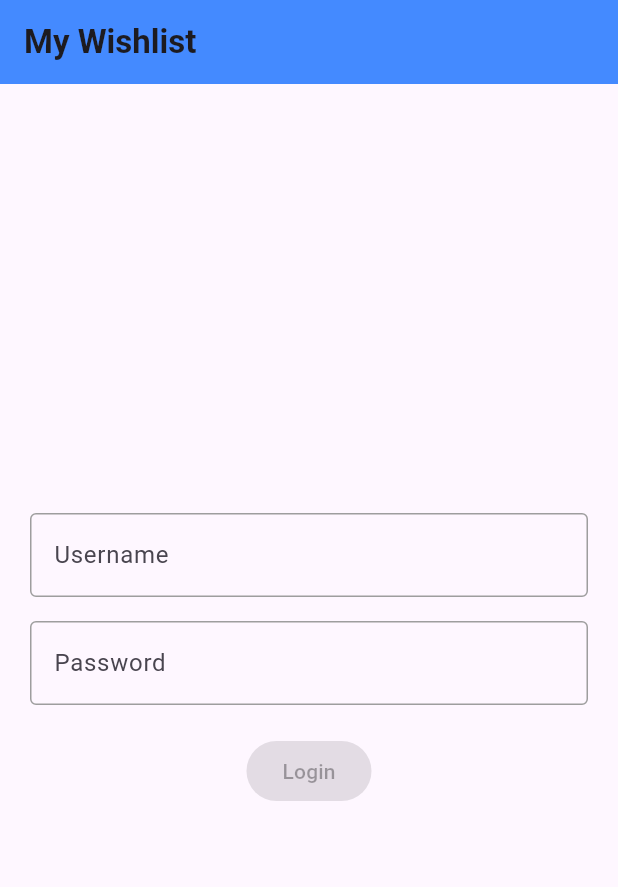
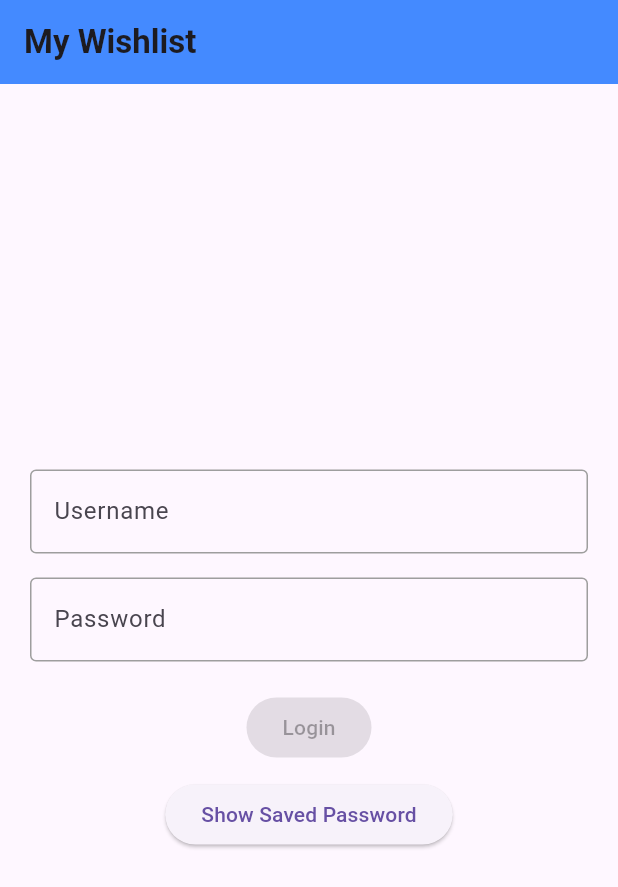
Before and after one commit to pavitrapai10/flutter_EcommerceApp2, a Flutter app: the screen it shows after launch, on a phone screen of 412 x 824 dp. Shown: the top 887 px of the screen. Run offline on Flutter 3.47's test engine with Material 3 defaults, Android fonts, the light colour scheme and no system bars; our stand-ins replace flutter_secure_storage, shared_preferences.

Commit message:
secure_storage

```diff
--- a/lib/login.dart
+++ b/lib/login.dart
@@ -1,6 +1,7 @@
 import 'package:flutter/material.dart';
 import 'home_screen.dart';
 import 'package:shared_preferences/shared_preferences.dart';
+import 'package:flutter_secure_storage/flutter_secure_storage.dart';
 
 class LoginScreen extends StatefulWidget {
   const LoginScreen({super.key});
@@ -12,6 +13,7 @@ class LoginScreen extends StatefulWidget {
 class _LoginScreenState extends State<LoginScreen> {
   final TextEditingController _usernameController = TextEditingController();
   final TextEditingController _passwordController = TextEditingController();
+  final FlutterSecureStorage _secureStorage = const FlutterSecureStorage();
 
   bool isUsernameValid = false;
   bool isPasswordValid = false;
@@ -26,6 +28,14 @@ class _LoginScreenState extends State<LoginScreen> {
   Future<String?> _getUsername() async {
     SharedPreferences prefs = await SharedPreferences.getInstance();
     return prefs.getString('username');
+  }
+
+  Future<void> _savePassword(String password) async {
+    await _secureStorage.write(key: 'user_password', value: password);
+  }
+
+  Future<String?> _getPassword() async {
+    return await _secureStorage.read(key: 'user_password');
   }
 
   void _validateUsername(String value) {
@@ -58,11 +68,16 @@ class _LoginScreenState extends State<LoginScreen> {
 
   Future<void> _handleLogin() async {
     String username = _usernameController.text;
+    String password = _passwordController.text;
+
     await _saveUsername(username);
+    await _savePassword(password);
+
     ScaffoldMessenger.of(context).showSnackBar(
-      SnackBar(content: Text('Username saved!')),
+      const SnackBar(content: Text('Username and password saved securely!')),
     );
-    _login();  // Navigate to home screen
+
+    _login(); // Navigate to home screen
   }
 
   void _login() {
@@ -70,6 +85,19 @@ class _LoginScreenState extends State<LoginScreen> {
       Navigator.push(
         context,
         MaterialPageRoute(builder: (context) => const HomeScreen()),
+      );
+    }
+  }
+
+  Future<void> _showSavedPassword() async {
+    String? password = await _getPassword();
+    if (password != null) {
+      ScaffoldMessenger.of(context).showSnackBar(
+        SnackBar(content: Text("Saved Password: $password")),
+      );
+    } else {
+      ScaffoldMessenger.of(context).showSnackBar(
+        const SnackBar(content: Text("No password saved")),
       );
     }
   }
@@ -91,7 +119,7 @@ class _LoginScreenState extends State<LoginScreen> {
                 controller: _usernameController,
                 decoration: InputDecoration(
                   labelText: "Username",
-                  border: OutlineInputBorder(),
+                  border: const OutlineInputBorder(),
                   enabledBorder: OutlineInputBorder(
                     borderSide: BorderSide(color: usernameError != null ? Colors.red : Colors.grey),
                   ),
@@ -113,7 +141,7 @@ class _LoginScreenState extends State<LoginScreen> {
                 obscureText: true,
                 decoration: InputDecoration(
                   labelText: "Password",
-                  border: OutlineInputBorder(),
+                  border: const OutlineInputBorder(),
                   enabledBorder: OutlineInputBorder(
                     borderSide: BorderSide(color: passwordError != null ? Colors.red : Colors.grey),
                   ),
@@ -134,6 +162,13 @@ class _LoginScreenState extends State<LoginScreen> {
                 onPressed: (isUsernameValid && isPasswordValid) ? _handleLogin : null,
                 child: const Text("Login"),
               ),
+
+              const SizedBox(height: 10),
+
+              ElevatedButton(
+                onPressed: _showSavedPassword,
+                child: const Text("Show Saved Password"),
+              ),
             ],
           ),
         ),
--- a/pubspec.yaml
+++ b/pubspec.yaml
@@ -38,6 +38,7 @@ dependencies:
   cupertino_icons: ^1.0.8
   shared_preferences: ^2.5.2
   http: ^0.13.6
+  flutter_secure_storage: ^9.0.0
 
 dev_dependencies:
   flutter_test:
```
Also changed, not shown: pubspec.lock, 5 other files.
